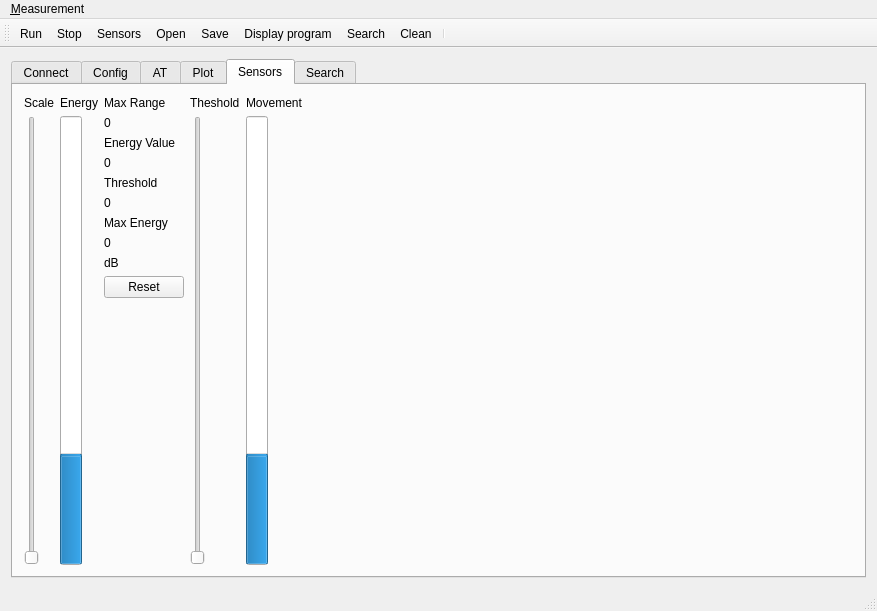
Qt form nems/nems/mainwindow.ui (saul-rodriguez/Qt) before a commit.
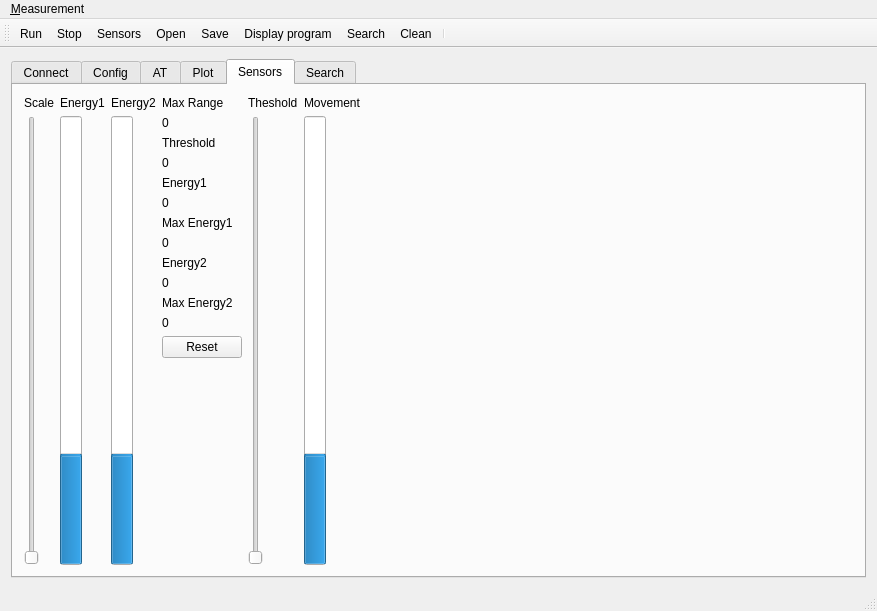
The same form after that commit. The open tabs and pages were chosen to show the change. Icons and pictures are not drawn.

Diff of the .ui file:
```diff
--- a/nems/nems/mainwindow.ui
+++ b/nems/nems/mainwindow.ui
@@ -686,7 +686,7 @@
               <item>
                <widget class="QLabel" name="labelEnergy">
                 <property name="text">
-                 <string>Energy</string>
+                 <string>Energy1</string>
                 </property>
                </widget>
               </item>
@@ -702,6 +702,27 @@
               </item>
              </layout>
             </item>
+            <item>
+             <layout class="QVBoxLayout" name="verticalLayout_11">
+              <item>
+               <widget class="QLabel" name="labelEnergy2">
+                <property name="text">
+                 <string>Energy2</string>
+                </property>
+               </widget>
+              </item>
+              <item>
+               <widget class="QProgressBar" name="progressBarEnergy2">
+                <property name="value">
+                 <number>24</number>
+                </property>
+                <property name="orientation">
+                 <enum>Qt::Vertical</enum>
+                </property>
+               </widget>
+              </item>
+             </layout>
+            </item>
             <item>
              <layout class="QVBoxLayout" name="verticalLayout_8">
               <item>
@@ -718,20 +739,6 @@
                 </property>
                </widget>
               </item>
-              <item>
-               <widget class="QLabel" name="label_17">
-                <property name="text">
-                 <string>Energy Value</string>
-                </property>
-               </widget>
-              </item>
-              <item>
-               <widget class="QLabel" name="labelEnergyValue">
-                <property name="text">
-                 <string>0</string>
-                </property>
-               </widget>
-              </item>
               <item>
                <widget class="QLabel" name="label_20">
                 <property name="text">
@@ -746,10 +753,24 @@
                 </property>
                </widget>
               </item>
+              <item>
+               <widget class="QLabel" name="label_17">
+                <property name="text">
+                 <string>Energy1</string>
+                </property>
+               </widget>
+              </item>
+              <item>
+               <widget class="QLabel" name="labelEnergyValue">
+                <property name="text">
+                 <string>0</string>
+                </property>
+               </widget>
+              </item>
               <item>
                <widget class="QLabel" name="label_21">
                 <property name="text">
-                 <string>Max Energy</string>
+                 <string>Max Energy1</string>
                 </property>
                </widget>
               </item>
@@ -763,7 +784,28 @@
               <item>
                <widget class="QLabel" name="labelEnergyMaxdB">
                 <property name="text">
-                 <string>dB</string>
+                 <string>Energy2</string>
+                </property>
+               </widget>
+              </item>
+              <item>
+               <widget class="QLabel" name="labelEnergyValue2">
+                <property name="text">
+                 <string>0</string>
+                </property>
+               </widget>
+              </item>
+              <item>
+               <widget class="QLabel" name="label_24">
+                <property name="text">
+                 <string>Max Energy2</string>
+                </property>
+               </widget>
+              </item>
+              <item>
+               <widget class="QLabel" name="labelEnergyMax2">
+                <property name="text">
+                 <string>0</string>
                 </property>
                </widget>
               </item>
```
Left out of the diff: 4 changed lines with no effect on the pictures.
